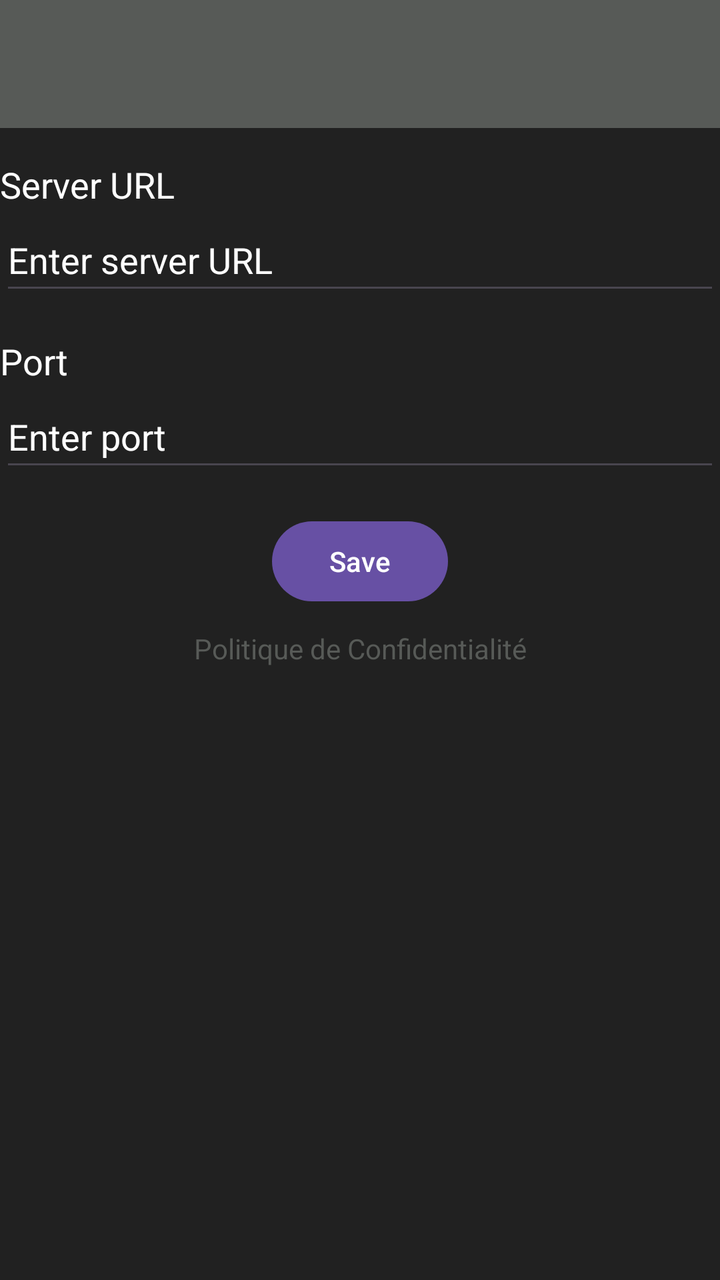
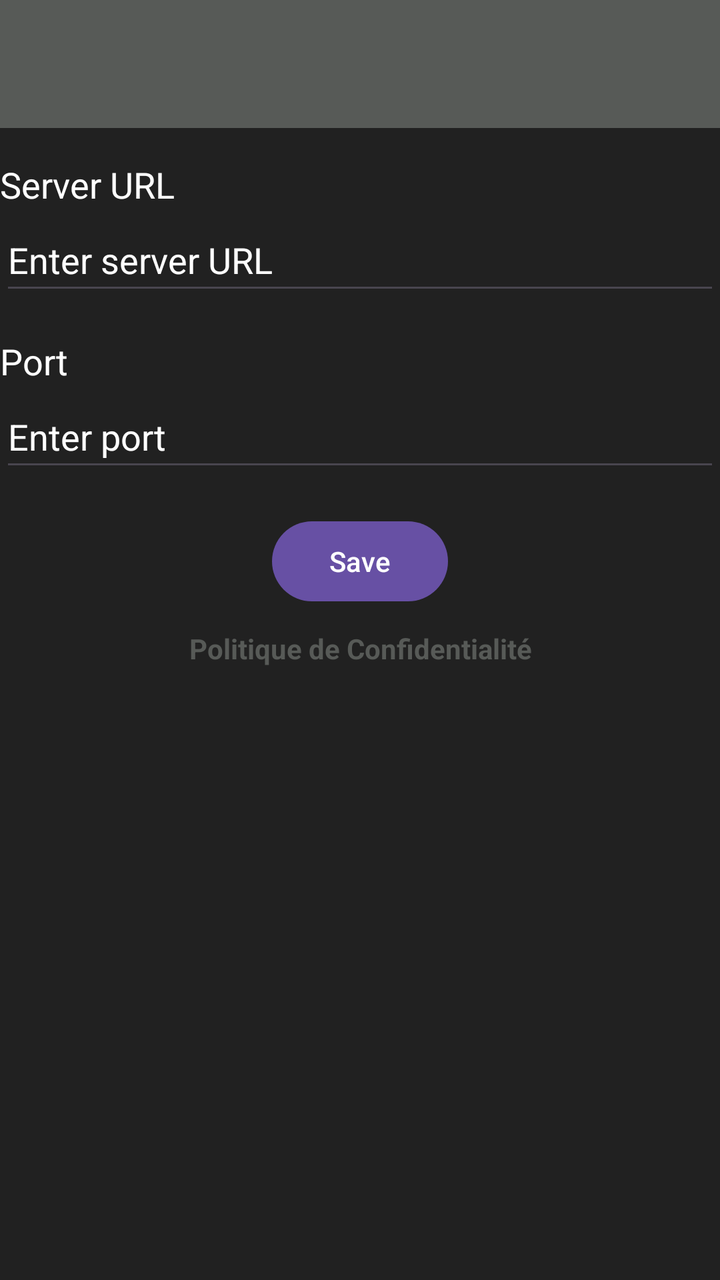

An Android layout rendered at two revisions. The XML below is the earlier revision; the diff shows what the commit changed to produce the second picture.
<!-- AndroidManifest.xml: application theme Theme.MangaFinder -->
<!-- res/layout/activity_settings.xml -->
<?xml version="1.0" encoding="utf-8"?>
<LinearLayout xmlns:android="http://schemas.android.com/apk/res/android"
    xmlns:app="http://schemas.android.com/apk/res-auto"
    xmlns:tools="http://schemas.android.com/tools"
    android:layout_width="match_parent"
    android:layout_height="match_parent"
    android:orientation="vertical"
    android:background="@color/black"
    tools:context=".reader.MangaViewer">

    <androidx.appcompat.widget.Toolbar
        android:id="@+id/toolbar"
        android:layout_width="match_parent"
        android:layout_height="?attr/actionBarSize"
        android:background="@color/recherche"
        android:theme="@style/ThemeOverlay.AppCompat.Dark.ActionBar"
        app:popupTheme="@style/ThemeOverlay.AppCompat.Light"
        android:layout_marginBottom="16dp" />

    <TextView
        android:layout_width="wrap_content"
        android:layout_height="wrap_content"
        android:text="@string/server_url"
        android:textColor="@color/white"
        android:textSize="18sp" />

    <EditText
        android:id="@+id/server_url"
        android:layout_width="match_parent"
        android:layout_height="wrap_content"
        android:autofillHints=""
        android:hint="@string/enter_server_url"
        android:inputType="textUri"
        android:minHeight="48dp"
        android:textColor="@color/white"
        android:textColorHint="@color/white" />

    <TextView
        android:layout_width="wrap_content"
        android:layout_height="wrap_content"
        android:text="@string/port"
        android:textColor="@color/white"
        android:textSize="18sp"
        android:layout_marginTop="16dp" />

    <EditText
        android:id="@+id/server_port"
        android:layout_width="match_parent"
        android:layout_height="wrap_content"
        android:autofillHints=""
        android:hint="@string/enter_port"
        android:inputType="number"
        android:minHeight="48dp"
        android:textColor="@color/white"
        android:textColorHint="@color/white" />

    <Button
        android:id="@+id/save_button"
        android:layout_width="wrap_content"
        android:layout_height="wrap_content"
        android:text="@string/save"
        android:layout_marginTop="16dp"
        android:layout_gravity="center"/>

    <TextView
        android:id="@+id/textView"
        android:layout_width="match_parent"
        android:layout_height="wrap_content"
        android:layout_marginTop="10dp"
        android:textAlignment="center"
        android:textColor="@color/recherche"
        android:text="@string/privacy_policy"
        android:autoLink="web"
        android:linksClickable="true"
        android:textStyle="underline" />
</LinearLayout>
<!-- resources referenced by this layout -->
<resources>
  <color name="black">#212121</color>
  <color name="recherche">#575a57</color>
  <color name="white">#FFFFFFFF</color>
  <string name="enter_port">Enter port</string>
  <string name="enter_server_url">Enter server URL</string>
  <string name="port">Port</string>
  <string name="privacy_policy">Politique de Confidentialité</string>
  <string name="save">Save</string>
  <string name="server_url">Server URL</string>
  <style name="Theme.MangaFinder" parent="Base.Theme.MangaFinder" />
  <style name="Base.Theme.MangaFinder" parent="Theme.Material3.DayNight.NoActionBar">
          
          
      </style>
</resources>

<!-- the commit's change to res/layout/activity_settings.xml (unified diff, before → after) -->
@@ -72,5 +72,8 @@
         android:text="@string/privacy_policy"
         android:autoLink="web"
         android:linksClickable="true"
-        android:textStyle="underline" />
+        android:textStyle="bold"
+        android:background="?android:attr/selectableItemBackground"
+        android:clickable="true"
+        android:focusable="true" />
 </LinearLayout>
